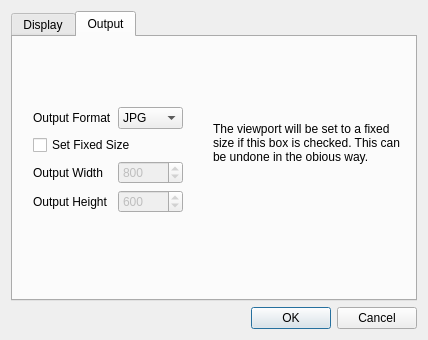
Old version of the form source/preferences.ui in the repository grahamrow/Muview2.
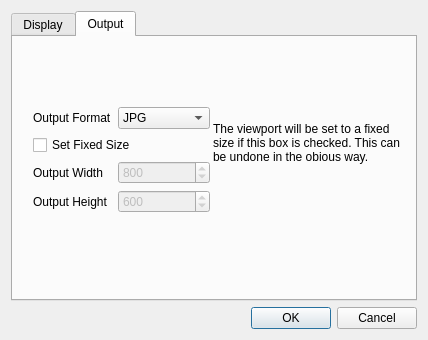
New version of the form. The open tabs and pages were chosen to show the change.

```diff
--- a/source/preferences.ui
+++ b/source/preferences.ui
@@ -6,8 +6,8 @@
    <rect>
     <x>0</x>
     <y>0</y>
-    <width>440</width>
-    <height>361</height>
+    <width>476</width>
+    <height>411</height>
    </rect>
   </property>
   <property name="sizePolicy">
@@ -319,7 +319,7 @@
         <rect>
          <x>20</x>
          <y>70</y>
-         <width>150</width>
+         <width>177</width>
          <height>116</height>
         </rect>
        </property>
```
